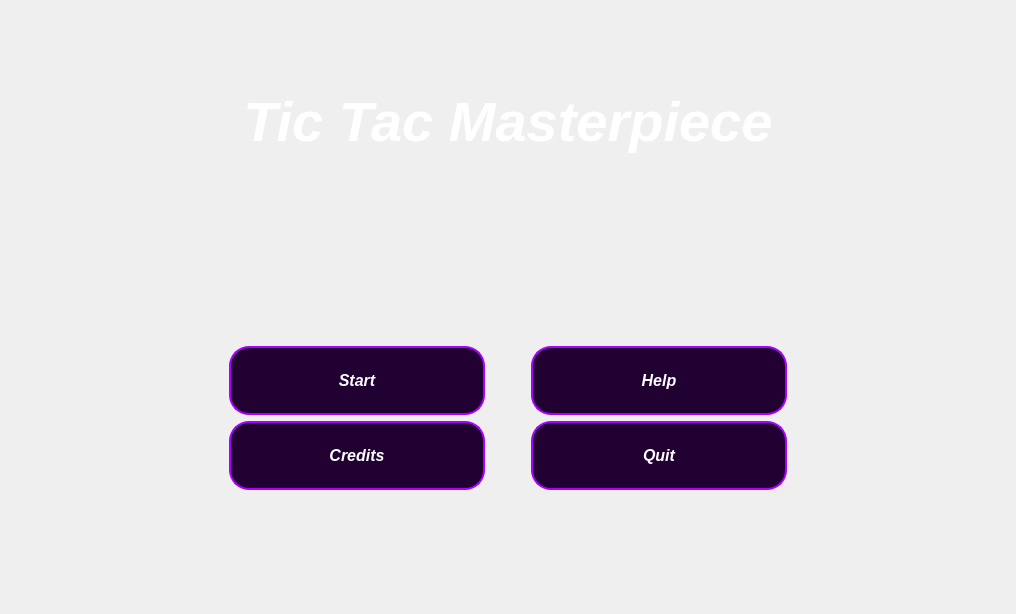
Before: the Qt Designer form mainwindow.ui in Mohammed-3tef/Tic_Tac_Masterpiece_GUI, drawn with Qt 5.
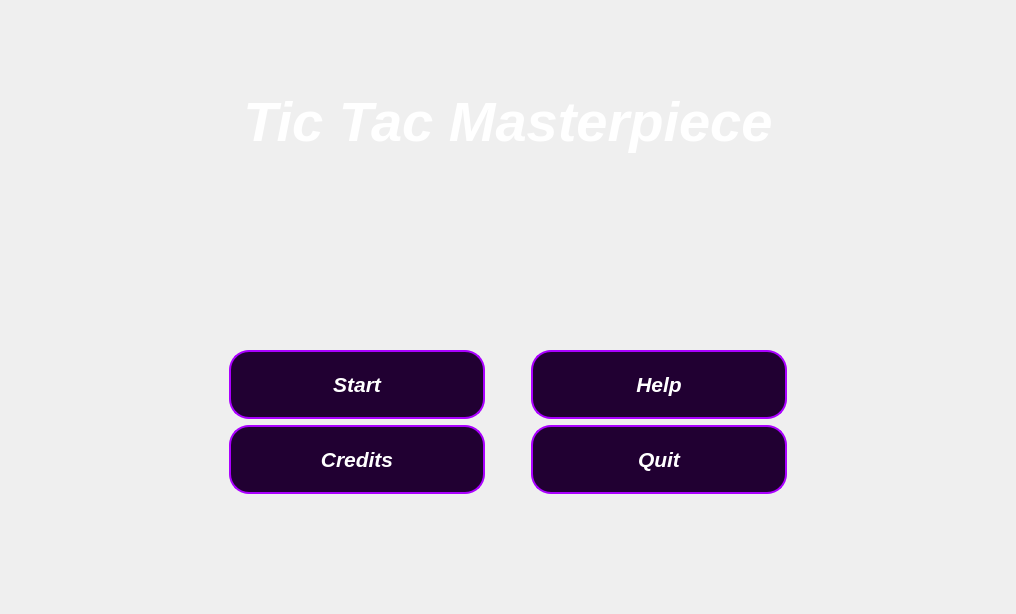
After: the same form once the commit is applied.

```diff
--- a/mainwindow.ui
+++ b/mainwindow.ui
@@ -111,9 +111,6 @@
        <property name="leftMargin">
         <number>200</number>
        </property>
-       <property name="topMargin">
-        <number>1</number>
-       </property>
        <property name="rightMargin">
         <number>200</number>
        </property>
@@ -122,9 +119,6 @@
          <property name="leftMargin">
           <number>20</number>
          </property>
-         <property name="topMargin">
-          <number>0</number>
-         </property>
          <property name="rightMargin">
           <number>20</number>
          </property>
@@ -138,7 +132,7 @@
            </property>
            <property name="font">
             <font>
-             <pointsize>12</pointsize>
+             <pointsize>16</pointsize>
              <italic>true</italic>
              <bold>true</bold>
             </font>
@@ -172,7 +166,7 @@
            </property>
            <property name="font">
             <font>
-             <pointsize>12</pointsize>
+             <pointsize>16</pointsize>
              <italic>true</italic>
              <bold>true</bold>
             </font>
@@ -203,9 +197,6 @@
          <property name="leftMargin">
           <number>20</number>
          </property>
-         <property name="topMargin">
-          <number>0</number>
-         </property>
          <property name="rightMargin">
           <number>20</number>
          </property>
@@ -219,7 +210,7 @@
            </property>
            <property name="font">
             <font>
-             <pointsize>12</pointsize>
+             <pointsize>16</pointsize>
              <italic>true</italic>
              <bold>true</bold>
             </font>
@@ -253,7 +244,7 @@
            </property>
            <property name="font">
             <font>
-             <pointsize>12</pointsize>
+             <pointsize>16</pointsize>
              <italic>true</italic>
              <bold>true</bold>
             </font>
```
Left out of the diff: 2 changed lines with no effect on the pictures.
